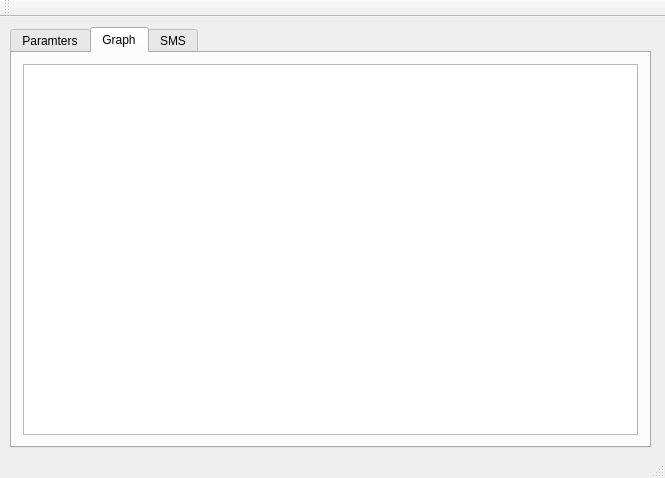
The window that mainwindow.ui (barinova/DART) describes before a commit, drawn with Qt 5.
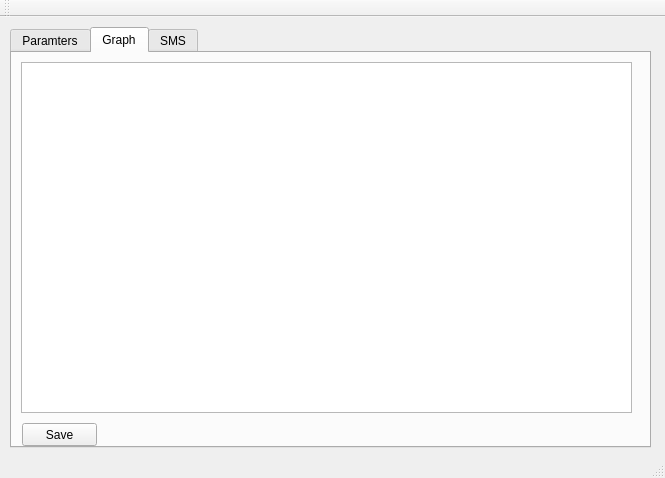
The same window after the commit. The open tabs and pages were chosen to show the change.

Diff of the .ui file:
```diff
--- a/mainwindow.ui
+++ b/mainwindow.ui
@@ -68,11 +68,29 @@
      <attribute name="title">
       <string>Graph</string>
      </attribute>
-     <layout class="QVBoxLayout" name="verticalLayout">
-      <item>
-       <widget class="QGraphicsView" name="graphicsView"/>
-      </item>
-     </layout>
+     <widget class="QGraphicsView" name="graphicsView">
+      <property name="geometry">
+       <rect>
+        <x>9</x>
+        <y>9</y>
+        <width>611</width>
+        <height>351</height>
+       </rect>
+      </property>
+     </widget>
+     <widget class="QPushButton" name="buttonSave">
+      <property name="geometry">
+       <rect>
+        <x>10</x>
+        <y>370</y>
+        <width>75</width>
+        <height>23</height>
+       </rect>
+      </property>
+      <property name="text">
+       <string>Save</string>
+      </property>
+     </widget>
     </widget>
     <widget class="QWidget" name="tab_3">
      <attribute name="title">
```
Left out of the diff: 2 changed lines with no effect on the pictures.
